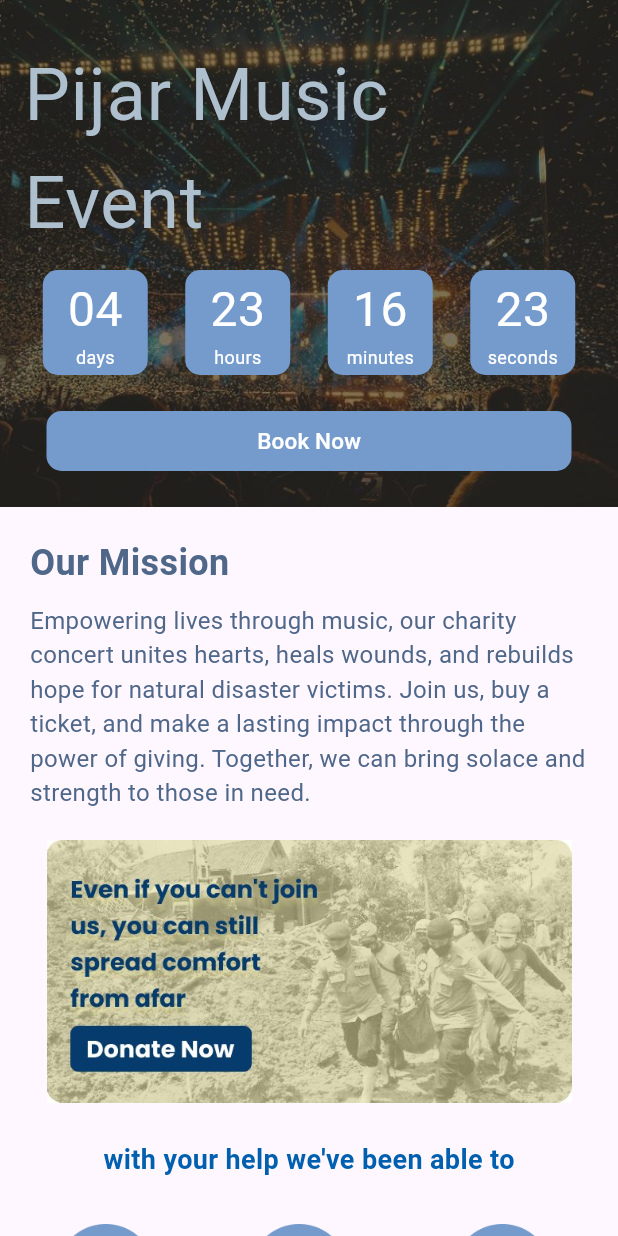
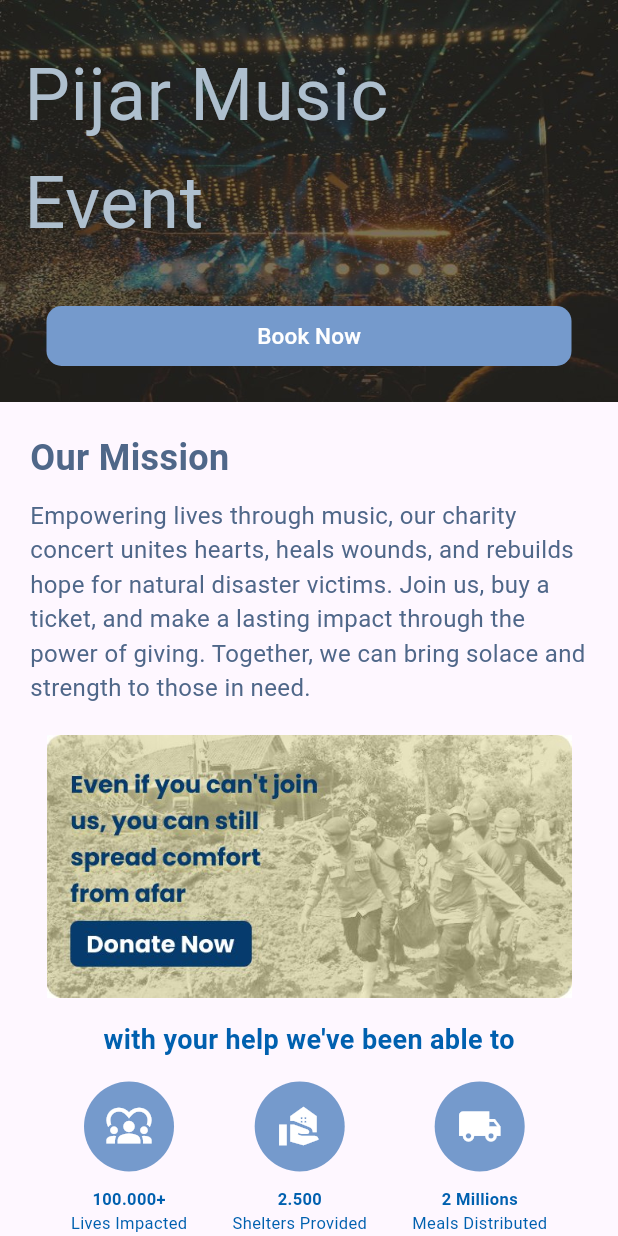
Before and after one commit to badriyahhm/PBM-Projects, a Flutter app: the screen it shows after launch, on a phone screen of 412 x 824 dp. Run offline on Flutter 3.47's test engine with Material 3 defaults, Android fonts, the phone set to English and light mode, and no system bars; missing offline and left inert: image_card.

Commit message:
Menghapus countdown pada class countdown dan membuat perubahan pada class impact

```diff
--- a/tugas_2/lib/home.dart
+++ b/tugas_2/lib/home.dart
@@ -1,5 +1,6 @@
 import 'package:flutter/material.dart';
 import 'package:image_card/image_card.dart';
+import 'package:tugas_2/booking.dart';
 
 class home extends StatelessWidget {
   const home({Key? key}) : super(key: key);
@@ -14,7 +15,7 @@
               const Countdown(),
               const Mission(),
               ImageSection(image: 'assets/donatenow.jpg'),
-              Impact(image: 'assets/impact.png'),
+              Impact(),
               LatestEvent(),
             ],
           ),
@@ -49,24 +50,6 @@
                 color: Color(0xFFAEBFCE),
               ),
             ),
-          ),
-          Row(
-            mainAxisAlignment: MainAxisAlignment.center,
-            children: <Widget>[
-              _buildCountdownItem('04', 'days'),
-              const SizedBox(
-                width: 25,
-              ),
-              _buildCountdownItem('23', 'hours'),
-              const SizedBox(
-                width: 25,
-              ),
-              _buildCountdownItem('16', 'minutes'),
-              const SizedBox(
-                width: 25,
-              ),
-              _buildCountdownItem('23', 'seconds'),
-            ],
           ),
           const SizedBox(height: 20),
           TextButton(
@@ -175,17 +158,18 @@
 }
 
 class Impact extends StatelessWidget {
-  const Impact({super.key, required this.image});
-
-  final String image;
+  const Impact({super.key});
 
   @override
   Widget build(BuildContext context) {
-    return Container(
-      padding: EdgeInsets.all(25),
-      child: Column(
+    return Column(
       children: [
-          Text(
+        SizedBox(
+          height: 10,
+        ),
+        Container(
+          margin: EdgeInsets.symmetric(vertical: 5),
+          child: Text(
             'with your help we\'ve been able to',
             style: TextStyle(
               fontSize: 18,
@@ -193,11 +177,81 @@
               color: Color(0xFF0060AF),
             ),
           ),
-          const SizedBox(
-            height: 30,
         ),
-          Image.asset(
-            image,
+        Row(
+          mainAxisAlignment: MainAxisAlignment.center,
+          children: [
+            ImpactCard(
+              icon: Icons.diversity_1,
+              title: '100.000+',
+              subtitle: 'Lives Impacted',
+            ),
+            ImpactCard(
+              icon: Icons.real_estate_agent,
+              title: '2.500',
+              subtitle: 'Shelters Provided',
+            ),
+            ImpactCard(
+              icon: Icons.local_shipping,
+              title: '2 Millions',
+              subtitle: 'Meals Distributed',
+            ),
+          ],
+        ),
+      ],
+    );
+  }
+}
+
+class ImpactCard extends StatelessWidget {
+  const ImpactCard(
+      {super.key,
+      required this.icon,
+      required this.title,
+      required this.subtitle});
+
+  final IconData icon;
+  final String title;
+  final String subtitle;
+
+  @override
+  Widget build(BuildContext context) {
+    return Container(
+      margin: EdgeInsets.symmetric(horizontal: 15),
+      child: Column(
+        children: [
+          Container(
+            margin: EdgeInsets.symmetric(vertical: 10),
+            width: 60,
+            height: 60,
+            decoration: BoxDecoration(
+              color: Color(0xFF759ACC),
+              borderRadius: BorderRadius.circular(50),
+            ),
+            child: Icon(
+              icon,
+              size: 30,
+              color: Colors.white,
+            ),
+          ),
+          Container(
+            child: Text(
+              title,
+              style: TextStyle(
+                fontSize: 11,
+                fontWeight: FontWeight.bold,
+                color: Color(0xFF0060AF),
+              ),
+            ),
+          ),
+          Container(
+            child: Text(
+              subtitle,
+              style: TextStyle(
+                fontSize: 11,
+                color: Color(0xFF0060AF),
+              ),
+            ),
           ),
         ],
       ),
@@ -239,21 +293,45 @@
       scrollDirection: Axis.horizontal,
       child: Row(
         children: [
-          card(
+          EventCard(
             image: 'assets/volcano.png',
             text: 'Volcano Clean Up Volunteer Day',
+            onTap: () {
+              Navigator.push(
+                context,
+                MaterialPageRoute(builder: (context) => booking()),
+              );
+            },
           ),
-          card(
+          EventCard(
             image: 'assets/tornado.png',
             text: 'Tornado Shelter Support Fund',
+            onTap: () {
+              Navigator.push(
+                context,
+                MaterialPageRoute(builder: (context) => booking()),
+              );
+            },
           ),
-          card(
+          EventCard(
             image: 'assets/avalanche.jpg',
             text: 'Avalanche Aftermath Fund',
+            onTap: () {
+              Navigator.push(
+                context,
+                MaterialPageRoute(builder: (context) => booking()),
+              );
+            },
           ),
-          card(
+          EventCard(
             image: 'assets/volcano.png',
             text: 'Volcano Clean Up Volunteer Day',
+            onTap: () {
+              Navigator.push(
+                context,
+                MaterialPageRoute(builder: (context) => booking()),
+              );
+            },
           ),
         ],
       ),
@@ -261,8 +339,22 @@
   }
 }
 
-Widget card({required String image, required String text}) {
-  return Container(
+class EventCard extends StatelessWidget {
+  final String image;
+  final String text;
+  final VoidCallback onTap;
+
+  const EventCard({
+    required this.image,
+    required this.text,
+    required this.onTap,
+  });
+
+  @override
+  Widget build(BuildContext context) {
+    return GestureDetector(
+      onTap: onTap,
+      child: Container(
         margin: EdgeInsets.symmetric(horizontal: 12),
         child: FillImageCard(
           width: 120,
@@ -271,7 +363,9 @@
           imageProvider: AssetImage(image),
           description: title(text: text),
         ),
+      ),
     );
+  }
 }
 
 Widget title({required String text}) {
```
Lines whose indentation alone changed are shown as unchanged.
